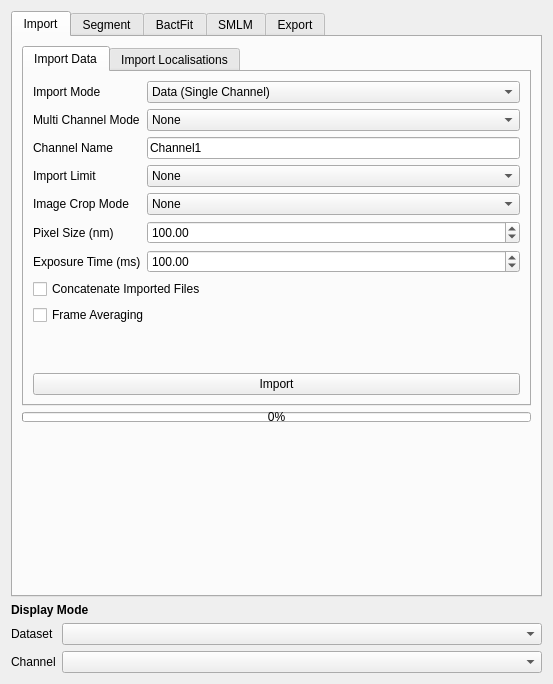
This is src/moltrack/GUI/widget_ui.ui in piedrro/napari-moltrack as Qt 5 draws it before an edit. The edited form follows.
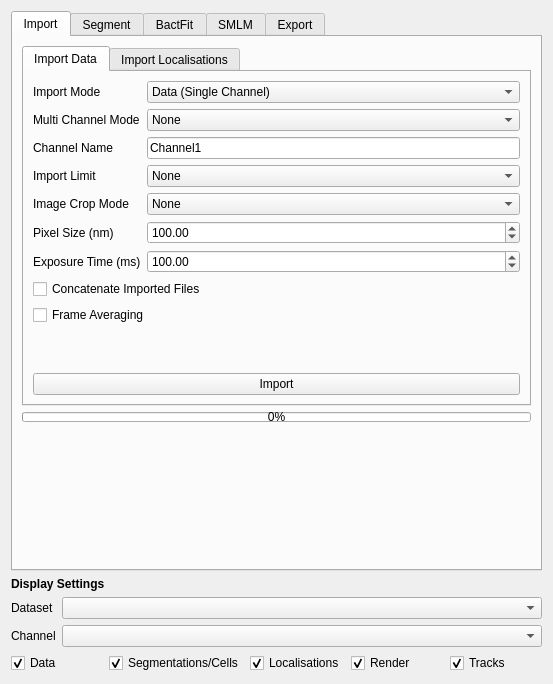
This is the edited form.

Commit message: added ability to show/hide layers to improve rendering speed, remove visual clutter

Patch:
```diff
--- a/src/moltrack/GUI/widget_ui.ui
+++ b/src/moltrack/GUI/widget_ui.ui
@@ -2665,7 +2665,7 @@
       </font>
      </property>
      <property name="text">
-      <string>Display Mode</string>
+      <string>Display Settings</string>
      </property>
     </widget>
    </item>
@@ -2693,6 +2693,60 @@
      </item>
     </layout>
    </item>
+   <item>
+    <layout class="QGridLayout" name="gridLayout_4">
+     <item row="0" column="2">
+      <widget class="QCheckBox" name="show_locs">
+       <property name="text">
+        <string>Localisations</string>
+       </property>
+       <property name="checked">
+        <bool>true</bool>
+       </property>
+      </widget>
+     </item>
+     <item row="0" column="0">
+      <widget class="QCheckBox" name="show_data">
+       <property name="text">
+        <string>Data</string>
+       </property>
+       <property name="checked">
+        <bool>true</bool>
+       </property>
+      </widget>
+     </item>
+     <item row="0" column="1">
+      <widget class="QCheckBox" name="show_shapes">
+       <property name="text">
+        <string>Segmentations/Cells</string>
+       </property>
+       <property name="checked">
+        <bool>true</bool>
+       </property>
+      </widget>
+     </item>
+     <item row="0" column="4">
+      <widget class="QCheckBox" name="show_tracks">
+       <property name="text">
+        <string>Tracks</string>
+       </property>
+       <property name="checked">
+        <bool>true</bool>
+       </property>
+      </widget>
+     </item>
+     <item row="0" column="3">
+      <widget class="QCheckBox" name="show_render">
+       <property name="text">
+        <string>Render</string>
+       </property>
+       <property name="checked">
+        <bool>true</bool>
+       </property>
+      </widget>
+     </item>
+    </layout>
+   </item>
   </layout>
  </widget>
  <resources/>
```
The commit also changes 8 other files.
